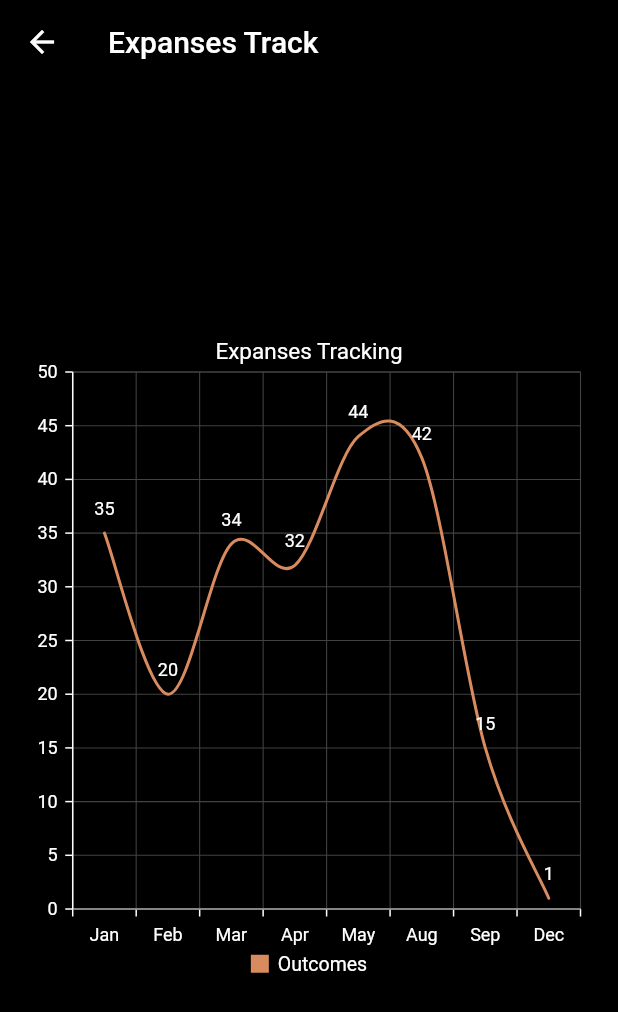
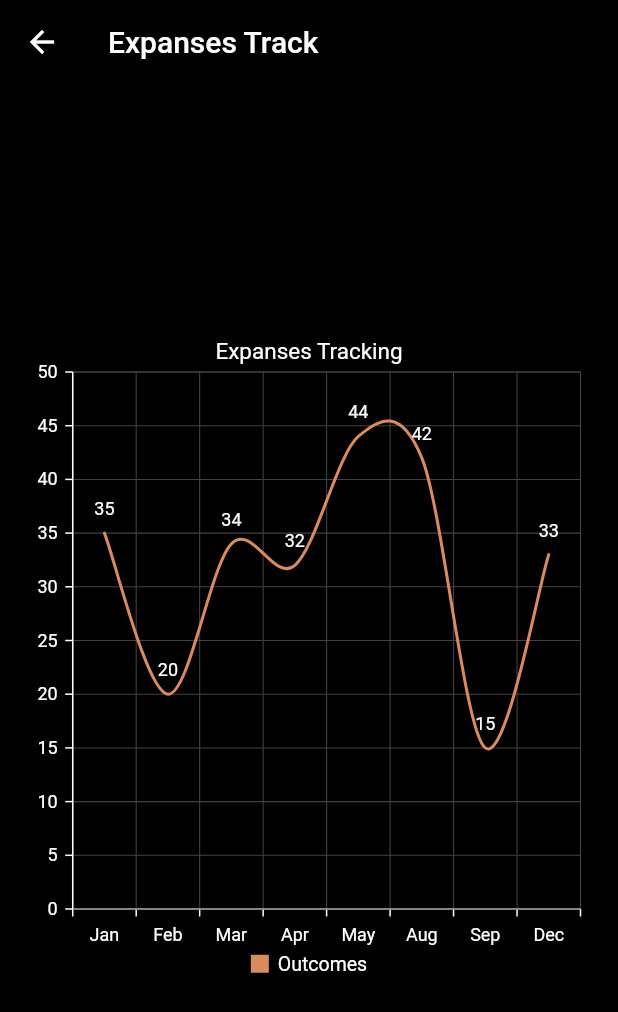
Before and after one commit to BuddyBytes/super_track, a Flutter app: the SuperTrackExpansesChart screen opened directly, on a phone screen of 412 x 824 dp. Shown: the top 1012 px of the screen. Run offline on Flutter 3.47's test engine with Material 2 defaults, Android fonts, the light colour scheme and no system bars; our stand-ins replace hive, hive_flutter, syncfusion_flutter_charts; accounts and stored records are empty.

Commit message:
delete unecessery files

```diff
--- a/lib/db/hive model/expanses_db.dart
+++ b/lib/db/hive model/expanses_db.dart
@@ -1,4 +1,6 @@
 import 'package:hive/hive.dart';
+
+part 'expanses_db.g.dart';
 
 @HiveType(typeId: 1)
 class SuperTrackExpansesDatabase extends HiveObject {
--- a/lib/features/charts/screens/expanses_chart.dart
+++ b/lib/features/charts/screens/expanses_chart.dart
@@ -19,7 +19,7 @@ class _SuperTrackExpansesChartState extends State<SuperTrackExpansesChart> {
     _SalesData('May', 44),
     _SalesData('Aug', 42),
     _SalesData('Sep', 15),
-    _SalesData('Dec', 1),
+    _SalesData('Dec', 33),
   ];
   @override
   Widget build(BuildContext context) {
```
Also changed, not shown: lib/db/hive model/expanses_db.g.dart (added), lib/super track screenshots/Screenshot_2023-08-14-00-47-49-622_com.example.super_track.jpg (deleted), lib/super track screenshots/Screenshot_2023-08-14-00-48-25-736_com.example.super_track.jpg (deleted), lib/super track screenshots/Screenshot_2023-08-14-00-48-29-185_com.example.super_track.jpg (deleted), lib/super track screenshots/Screenshot_2023-08-14-00-48-33-878_com.example.super_track.jpg (deleted), lib/super track screenshots/Screenshot_2023-08-14-00-48-36-793_com.example.super_track.jpg (deleted), lib/super track screenshots/Screenshot_2023-08-14-00-48-40-984_com.example.super_track.jpg (deleted), lib/super track screenshots/Screenshot_2023-08-14-00-48-44-662_com.example.super_track.jpg (deleted), lib/super track screenshots/Screenshot_2023-08-14-00-48-50-972_com.example.super_track.jpg (deleted).
